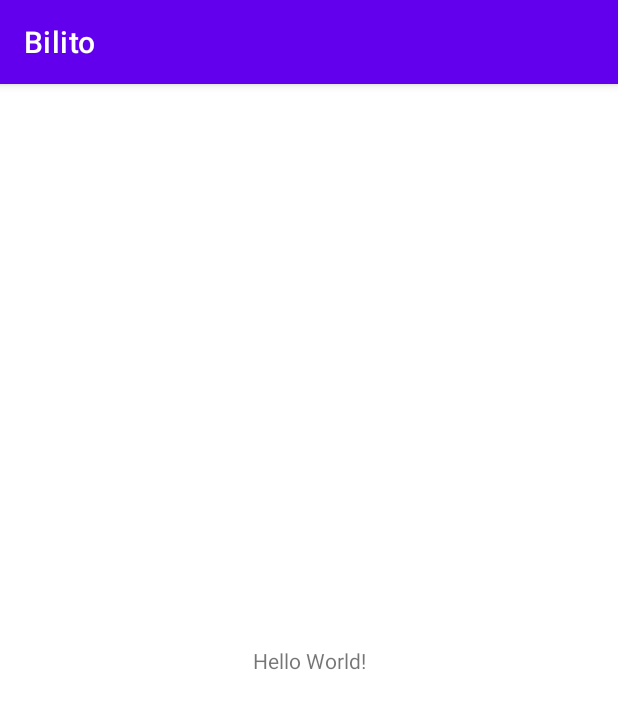
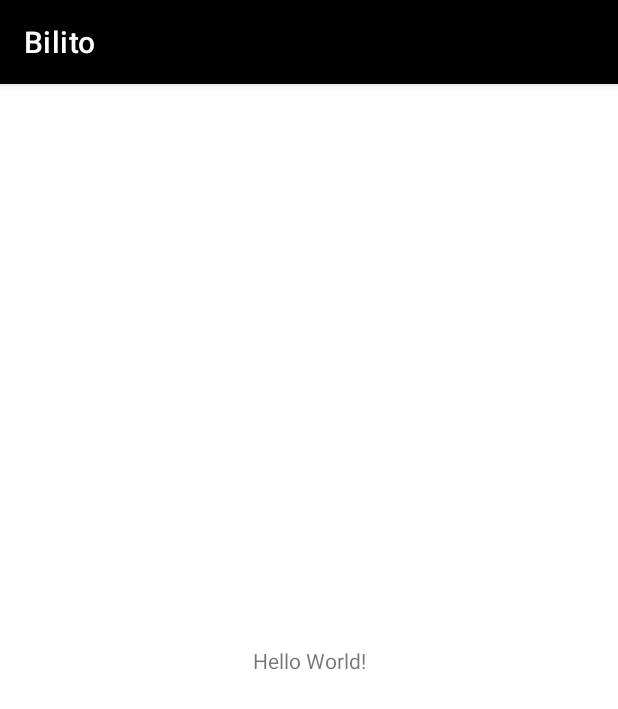
Before and after one commit to Abtinz/SE-Final-Project, an Android app built with Jetpack Compose: the screen it shows after launch (MainActivity), on a phone screen of 412 x 824 dp. Shown: the top 709 px of the screen. Run offline under Robolectric (Android 15) with nearby library versions, the phone set to English and light mode, and no system bars.

Commit message:
mvvm -> app arch in this section we are creating aplication app bar in common services its will show a slide bar menu and title of screen and type of clickable item

```diff
--- a/app/src/main/res/values/colors.xml
+++ b/app/src/main/res/values/colors.xml
@@ -1,7 +1,7 @@
 <?xml version="1.0" encoding="utf-8"?>
 <resources>
-    <color name="purple_200">#FFBB86FC</color>
-    <color name="purple_500">#FF6200EE</color>
+    <color name="primary">#00FF0A</color>
+    <color name="onPrimary">#000000</color>
     <color name="purple_700">#FF3700B3</color>
     <color name="teal_200">#FF03DAC5</color>
     <color name="teal_700">#FF018786</color>
--- a/app/src/main/res/values/themes.xml
+++ b/app/src/main/res/values/themes.xml
@@ -2,7 +2,7 @@
     <!-- Base application theme. -->
     <style name="Theme.Bilito" parent="Theme.MaterialComponents.DayNight.DarkActionBar">
         <!-- Primary brand color. -->
-        <item name="colorPrimary">@color/purple_500</item>
+        <item name="colorPrimary">@color/onPrimary</item>
         <item name="colorPrimaryVariant">@color/purple_700</item>
         <item name="colorOnPrimary">@color/white</item>
         <!-- Secondary brand color. -->
```
Also changed, not shown: app/src/main/java/com/siliconvalley/bilito/commonServices/compose/actionBar/ActionBar.kt (added, +51 -0 lines).
